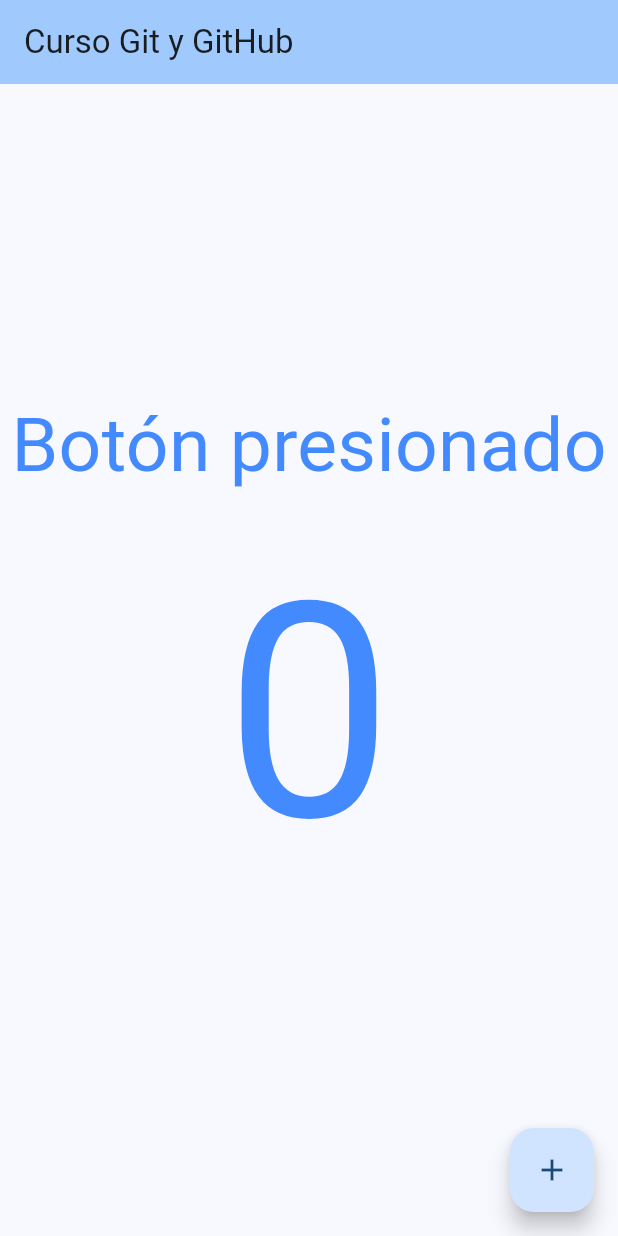
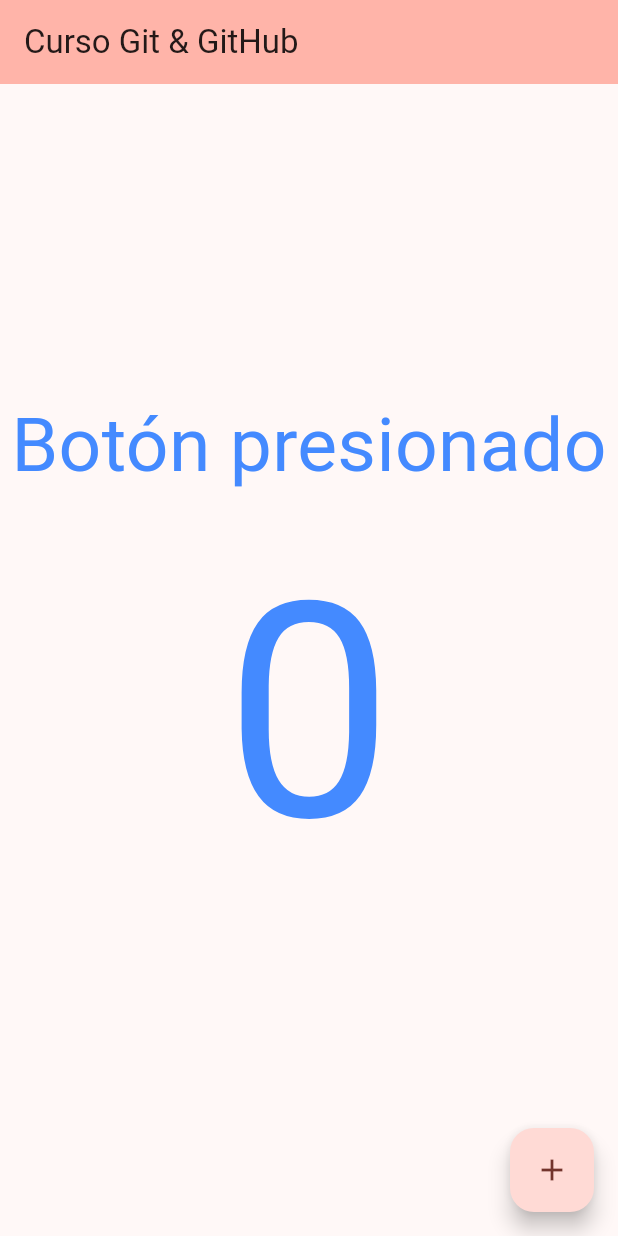
Before and after one commit to rlazarteg/AppCursoGit, a Flutter app: the screen it shows after launch, on a phone screen of 412 x 824 dp. Run offline on Flutter 3.47's test engine with Material 3 defaults, Android fonts, the phone set to English and light mode, and no system bars.

Commit message:
Se hicieron cambios menores en el diseño y se mejoraron los comentarios

```diff
--- a/lib/main.dart
+++ b/lib/main.dart
@@ -14,12 +14,12 @@ class MyApp extends StatelessWidget {
       debugShowCheckedModeBanner: false,
       title: 'Curso Git y GitHub',
       theme: ThemeData(
-backgroundColor: Colors.blueGrey,
-        colorScheme: ColorScheme.fromSeed(seedColor: Colors.blue),
+
+        colorScheme: ColorScheme.fromSeed(seedColor: Colors.red),
         useMaterial3: true,
       ),
 
-      home: const MyHomePage(title: 'Curso Git y GitHub'),
+      home: const MyHomePage(title: 'Curso Git & GitHub'),
 
     );
   }
@@ -72,7 +72,7 @@ class _MyHomePageState extends State<MyHomePage> {
         onPressed: _incrementCounter,
         tooltip: 'sumar',
         child: const Icon(Icons.add),
-      ), // This trailing comma makes auto-formatting nicer for build methods.
+      ),
     );
   }
 }
```
